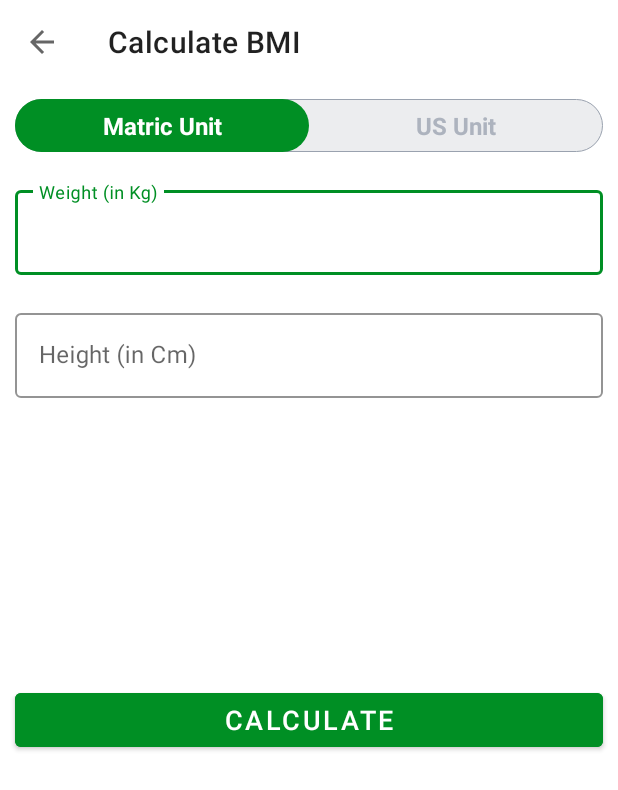
After one commit to MithuBitz/WorkoutMe, an Android app: the BMIActivity screen opened directly, with no data from a screen before it, on a phone screen of 412 x 824 dp. The commit adds this screen. Shown: the top 790 px of the screen. Run offline under Robolectric (Android 15) with nearby library versions, the light colour scheme and no system bars.

Commit message:
Radio Btn Implementation

```diff
--- a/app/src/main/AndroidManifest.xml
+++ b/app/src/main/AndroidManifest.xml
@@ -16,6 +16,9 @@
         android:supportsRtl="true"
         android:theme="@style/Theme.WorkoutMe">
         <activity
+            android:name=".BMIActivity"
+            android:exported="false" />
+        <activity
             android:name=".FinishActivity"
             android:exported="false" />
         <activity
--- /dev/null
+++ b/app/src/main/java/com/example/workoutme/BMIActivity.kt
@@ -0,0 +1,153 @@
+package com.example.workoutme
+
+import androidx.appcompat.app.AppCompatActivity
+import android.os.Bundle
+import android.view.View
+import android.widget.Toast
+import com.example.workoutme.databinding.ActivityBmiBinding
+import java.math.BigDecimal
+import java.math.RoundingMode
+
+class BMIActivity : AppCompatActivity() {
+
+    // TODO Create a companion object to hold two constant for the matricUnit view and us matricUnit view
+    companion object {
+        private const val MATRIC_UNIT_VIEW = "MATRIC_UNIT_VIEW"
+        private const val US_MATRIC_UNIT_VIEW = "US_MATRIC_UNIT_VIEW"
+    }
+
+    private var binding: ActivityBmiBinding? = null
+
+    //TODO Create a variable to check what unit is selected now
+    private var currentViewUnit: String = "MATRIC_UNIT_VIEW"
+
+    override fun onCreate(savedInstanceState: Bundle?) {
+        super.onCreate(savedInstanceState)
+
+
+
+        binding = ActivityBmiBinding.inflate(layoutInflater)
+        setContentView(binding?.root)
+
+        setSupportActionBar(binding?.bmiToolbar)
+        if (supportActionBar != null){
+            supportActionBar?.setDisplayHomeAsUpEnabled(true)
+            supportActionBar?.title = "Calculate BMI"
+        }
+
+        binding?.bmiToolbar?.setNavigationOnClickListener {
+            onBackPressed()
+        }
+
+        showMatricUnitView()
+        //TODO Set the onCheckedChangeListener for the radio buttons group
+        binding?.radioGroupBtn?.setOnCheckedChangeListener { _, checkedId: Int ->
+            if (checkedId == R.id.matricUnitRB){
+                showMatricUnitView()
+            } else {
+                showUsMatricUnit()
+            }
+        }
+
+        // Set onClickListenr for the Calculate Btn
+        binding?.btnCalculateUnits?.setOnClickListener {
+            //first check if validateMatricUnit is true or false
+            if (validateMetricUnits()) {
+                //If true then
+                //create a variable to hold the weight and height value which is comeing from the EditText
+                val weightValue: Float = binding?.matricUnitWeightET?.text.toString().toFloat()
+                val heightValue: Float = binding?.matricUnitHeightET?.text.toString().toFloat()/100
+
+                val bmi = weightValue / (heightValue * heightValue)
+                //else if its false then Show a Toast
+
+                displayBmiResult(bmi)
+            } else {
+                Toast.makeText(this, "Please input weight and height", Toast.LENGTH_LONG).show()
+            }
+        }
+    }
+
+    //TODO Create a function to show the EditText field only for matricSystem
+    private fun showMatricUnitView(){
+        currentViewUnit = MATRIC_UNIT_VIEW
+
+        binding?.matricUnitWgtTIL?.visibility = View.VISIBLE
+        binding?.matricUNitHeightTIL?.visibility = View.VISIBLE
+
+        binding?.usMatricUnitWgtTIL?.visibility = View.GONE
+        binding?.matricUsUnitFeetTIL?.visibility = View.GONE
+        binding?.tilMetricUsUnitHeightInch?.visibility =View.GONE
+
+        binding?.matricUnitWeightET?.text!!.clear()
+        binding?.matricUnitHeightET?.text!!.clear()
+
+        binding?.llDiplayBMIResult?.visibility = View.INVISIBLE
+    }
+
+    //TODO Create a function to show the EditText field only for US matric System
+
+    private fun showUsMatricUnit(){
+        currentViewUnit = US_MATRIC_UNIT_VIEW
+
+        binding?.matricUnitWgtTIL?.visibility = View.GONE
+        binding?.matricUNitHeightTIL?.visibility = View.GONE
+
+        binding?.usMatricUnitWgtTIL?.visibility = View.VISIBLE
+        binding?.matricUsUnitFeetTIL?.visibility = View.VISIBLE
+        binding?.tilMetricUsUnitHeightInch?.visibility =View.VISIBLE
+
+        binding?.usMatricUnitWghtET?.text!!.clear()
+        binding?.usMatricUnitFeetET?.text!!.clear()
+        binding?.etUsMetricUnitHeightInch?.text!!.clear()
+
+        binding?.llDiplayBMIResult?.visibility = View.INVISIBLE
+    }
+
+
+    private fun validateMetricUnits(): Boolean {
+        var isValid = true
+
+        if (binding?.matricUnitWeightET?.text.toString().isEmpty()){
+            isValid = false
+        } else if (binding?.matricUnitHeightET?.text.toString().isEmpty()){
+            isValid = false
+        }
+
+        return isValid
+    }
+
+    private fun displayBmiResult(bmi: Float){
+
+        var bmiLebel: String = ""
+        var bmiSummery: String = ""
+
+        if(bmi.compareTo(16f) <= 0){
+            bmiLebel = "Severely Underweight"
+            bmiSummery = "You must eat otherwise you will be invisible from world"
+
+        } else if (bmi.compareTo(16f) > 0  && bmi.compareTo(18f) <= 0){
+            bmiLebel = "Underweight"
+            bmiSummery = "You must eat good and healthy food more than today"
+
+        } else if (bmi.compareTo(18f) > 0  && bmi.compareTo(24f) <= 0){
+            bmiLebel = "Normal"
+            bmiSummery = "Waoo you looks very healthy and fit"
+
+        } else if (bmi.compareTo(24f) > 0  && bmi.compareTo(29f) <= 0){
+            bmiLebel = "Overweight"
+            bmiSummery = "Take care of your health and burn some fat"
+
+        } else if (bmi.compareTo(29f) > 0  && bmi.compareTo(34f) <= 0){
+            bmiLebel = "Moderately Obese"
+            bmiSummery = "Hey! Are you trying to explode yourself useing your fat"
+        }
+
+        val bmiValue = BigDecimal(bmi.toDouble()).setScale(2, RoundingMode.HALF_EVEN).toString()
+
+        binding?.llDiplayBMIResult?.visibility = View.VISIBLE
+        binding?.bmiValueTV?.text = bmiValue
+        binding?.bmiMsgTV?.text = bmiLebel
+        binding?.bmiSummeryTV?.text = bmiSummery
+    }
+}
--- a/app/src/main/java/com/example/workoutme/MainActivity.kt
+++ b/app/src/main/java/com/example/workoutme/MainActivity.kt
@@ -25,6 +25,11 @@ class MainActivity : AppCompatActivity() {
             startActivity(intent)
         }
 
+        binding?.BmiFL?.setOnClickListener {
+            val intent = Intent(this@MainActivity, BMIActivity::class.java)
+            startActivity(intent)
+        }
+
     }
 
     override fun onDestroy() {
--- /dev/null
+++ b/app/src/main/res/drawable/drawable_unit_tab_selector.xml
@@ -0,0 +1,11 @@
+<?xml version="1.0" encoding="utf-8"?>
+<selector xmlns:android="http://schemas.android.com/apk/res/android">
+    <item android:state_checked="true">
+        <shape
+            android:shape="rectangle">
+            <solid android:color="@color/colorAccent"/>
+            <corners android:radius="30dp"/>
+        </shape>
+    </item>
+
+</selector>
--- /dev/null
+++ b/app/src/main/res/drawable/radio_group_tab_bg.xml
@@ -0,0 +1,12 @@
+<?xml version="1.0" encoding="utf-8"?>
+<shape xmlns:android="http://schemas.android.com/apk/res/android"
+    android:shape="rectangle">
+
+    <solid android:color="#ECEDEF"/>
+
+    <stroke android:width="0.5dp"
+        android:color="#9AA2AF"/>
+
+    <corners android:radius="30dp"/>
+
+</shape>
--- /dev/null
+++ b/app/src/main/res/drawable/tab_text_color_selector.xml
@@ -0,0 +1,7 @@
+<?xml version="1.0" encoding="utf-8"?>
+<selector xmlns:android="http://schemas.android.com/apk/res/android">
+
+    <item android:color = "#FFFFFF" android:state_checked="true"/>
+    <item android:color = "#ADB3BE" android:state_checked="false"/>
+
+</selector>
--- /dev/null
+++ b/app/src/main/res/layout/activity_bmi.xml
@@ -0,0 +1,240 @@
+<?xml version="1.0" encoding="utf-8"?>
+<RelativeLayout
+    xmlns:android="http://schemas.android.com/apk/res/android"
+    xmlns:app="http://schemas.android.com/apk/res-auto"
+    xmlns:tools="http://schemas.android.com/tools"
+    android:layout_width="match_parent"
+    android:layout_height="match_parent"
+    tools:context=".BMIActivity">
+
+    <androidx.appcompat.widget.Toolbar
+        android:id="@+id/bmiToolbar"
+        android:layout_width="match_parent"
+        android:layout_height="?android:attr/actionBarSize"
+        android:background="@color/white"/>
+
+    <RadioGroup
+        android:id="@+id/radioGroupBtn"
+        android:layout_width="match_parent"
+        android:layout_height="wrap_content"
+        android:orientation="horizontal"
+        android:layout_margin="10dp"
+        android:background="@drawable/radio_group_tab_bg"
+        android:layout_below="@id/bmiToolbar">
+
+        <RadioButton
+            android:id="@+id/matricUnitRB"
+            android:layout_width="0dp"
+            android:layout_height="35dp"
+            android:text="Matric Unit"
+            android:layout_weight="0.50"
+            android:background="@drawable/drawable_unit_tab_selector"
+            android:button="@null"
+            android:checked="true"
+            android:gravity="center"
+            android:textColor="@drawable/tab_text_color_selector"
+            android:textSize="16sp"
+            android:textStyle="bold"/>
+
+        <RadioButton
+            android:id="@+id/usUnitRB"
+            android:layout_width="0dp"
+            android:layout_height="35dp"
+            android:text="US Unit"
+            android:layout_weight="0.50"
+            android:button="@null"
+            android:checked="false"
+            android:gravity="center"
+            android:textColor="@drawable/tab_text_color_selector"
+            android:background="@drawable/drawable_unit_tab_selector"
+            android:textStyle="bold"
+            android:textSize="16sp"/>
+    </RadioGroup>
+
+        <com.google.android.material.textfield.TextInputLayout
+            android:id="@+id/matricUnitWgtTIL"
+            android:layout_width="match_parent"
+            android:layout_height="wrap_content"
+            android:layout_margin="10dp"
+            app:boxStrokeColor="@color/colorAccent"
+            android:layout_below="@id/radioGroupBtn"
+            app:hintTextColor="@color/colorAccent"
+            style="@style/Widget.MaterialComponents.TextInputLayout.OutlinedBox">
+
+            <androidx.appcompat.widget.AppCompatEditText
+                android:id="@+id/matricUnitWeightET"
+                android:layout_width="match_parent"
+                android:layout_height="wrap_content"
+                android:hint="Weight (in Kg)"
+                android:textColorHint="@color/colorAccent"
+                android:inputType="numberDecimal"
+                android:textSize="16sp"/>
+
+        </com.google.android.material.textfield.TextInputLayout>
+
+        <com.google.android.material.textfield.TextInputLayout
+            android:id="@+id/matricUNitHeightTIL"
+            android:layout_width="match_parent"
+            android:layout_height="wrap_content"
+            android:layout_below="@id/matricUnitWgtTIL"
+            android:layout_margin="10dp"
+            app:boxStrokeColor="@color/colorAccent"
+            app:hintTextColor="@color/colorAccent"
+            style="@style/Widget.MaterialComponents.TextInputLayout.OutlinedBox">
+
+            <androidx.appcompat.widget.AppCompatEditText
+                android:id="@+id/matricUnitHeightET"
+                android:layout_width="match_parent"
+                android:layout_height="wrap_content"
+                android:hint="Height (in Cm)"
+                android:textColorHint="@color/colorAccent"
+                android:inputType="numberDecimal"
+                android:textSize="16sp"/>
+
+        </com.google.android.material.textfield.TextInputLayout>
+
+    <com.google.android.material.textfield.TextInputLayout
+        android:id="@+id/usMatricUnitWgtTIL"
+        android:layout_width="match_parent"
+        android:layout_height="wrap_content"
+        android:layout_margin="10dp"
+        app:boxStrokeColor="@color/colorAccent"
+        android:layout_below="@id/matricUNitHeightTIL"
+        app:hintTextColor="@color/colorAccent"
+        style="@style/Widget.MaterialComponents.TextInputLayout.OutlinedBox">
+
+        <androidx.appcompat.widget.AppCompatEditText
+            android:id="@+id/usMatricUnitWghtET"
+            android:layout_width="match_parent"
+            android:layout_height="wrap_content"
+            android:hint="Weight (in Pound)"
+            android:textColorHint="@color/colorAccent"
+            android:inputType="numberDecimal"
+            android:textSize="16sp"/>
+
+    </com.google.android.material.textfield.TextInputLayout>
+
+    <com.google.android.material.textfield.TextInputLayout
+        android:id="@+id/matricUsUnitFeetTIL"
+        android:layout_width="wrap_content"
+        android:layout_height="wrap_content"
+        android:layout_below="@id/usMatricUnitWgtTIL"
+        app:boxStrokeColor="@color/colorAccent"
+        app:hintTextColor="@color/colorAccent"
+        style="@style/Widget.MaterialComponents.TextInputLayout.OutlinedBox"
+        android:layout_marginTop="10dp"
+        android:visibility="gone"
+        tools:visibility="visible"
+        android:layout_margin="10dp"
+        android:layout_alignParentStart="true"
+        android:layout_toStartOf="@+id/view">
+
+        <androidx.appcompat.widget.AppCompatEditText
+            android:id="@+id/usMatricUnitFeetET"
+            android:layout_width="match_parent"
+            android:layout_height="wrap_content"
+            android:hint="Feet"
+            android:inputType="numberDecimal"
+            android:textSize="16sp"/>
+
+    </com.google.android.material.textfield.TextInputLayout>
+
+    <View
+        android:id="@+id/view"
+        android:layout_width="0dp"
+        android:layout_height="1dp"
+        android:layout_below="@+id/matricUsUnitFeetTIL"
+        android:layout_centerHorizontal="true" />
+
+    <com.google.android.material.textfield.TextInputLayout
+        android:layout_below="@id/usMatricUnitWgtTIL"
+        android:id="@+id/tilMetricUsUnitHeightInch"
+        app:boxStrokeColor="@color/colorAccent"
+        app:hintTextColor="@color/colorAccent"
+        android:layout_alignParentEnd="true"
+        android:layout_toEndOf="@id/view"
+        android:visibility="gone"
+        tools:visibility="visible"
+        style="@style/Widget.MaterialComponents.TextInputLayout.OutlinedBox"
+        android:layout_width="wrap_content"
+        android:layout_marginTop="10dp"
+        android:layout_margin="10dp"
+        android:layout_height="wrap_content">
+
+        <androidx.appcompat.widget.AppCompatEditText
+            android:id="@+id/etUsMetricUnitHeightInch"
+            android:layout_width="match_parent"
+            android:layout_height="wrap_content"
+            android:hint="Inch"
+            android:inputType="numberDecimal"
+            android:textSize="16sp" />
+    </com.google.android.material.textfield.TextInputLayout>
+
+
+    <LinearLayout
+        android:padding="10dp"
+        android:layout_below="@id/matricUsUnitFeetTIL"
+        android:id="@+id/llDiplayBMIResult"
+        android:layout_width="match_parent"
+        android:layout_height="wrap_content"
+        android:layout_marginTop="25dp"
+        android:orientation="vertical"
+        android:visibility="gone"
+        tools:visibility="visible">
+
+    <TextView
+        android:id="@+id/bmiTV"
+        android:layout_width="match_parent"
+        android:layout_height="wrap_content"
+        android:text="Your BMI"
+        android:gravity="center"
+        android:textSize="20sp"
+        android:textAllCaps="true"/>
+
+        <TextView
+            android:id="@+id/bmiValueTV"
+            android:layout_width="match_parent"
+            android:layout_height="wrap_content"
+            android:layout_marginTop="5dp"
+            android:gravity="center"
+            tools:text="25.21"
+            android:textSize="20sp"
+            android:textStyle="bold" />
+
+    <TextView
+        android:id="@+id/bmiMsgTV"
+        android:layout_width="match_parent"
+        android:layout_height="wrap_content"
+        tools:text="Over Weight"
+        android:gravity="center"
+        android:textSize="20sp"
+        android:layout_marginTop="5dp" />
+
+    <TextView
+        android:id="@+id/bmiSummeryTV"
+        android:layout_width="match_parent"
+        android:layout_height="wrap_content"
+        tools:text="OOps! you really need care "
+        android:gravity="center"
+        android:textSize="20sp"
+        android:layout_marginTop="5dp" />
+
+    </LinearLayout>
+
+    <Button
+        android:id="@+id/btnCalculateUnits"
+        android:layout_width="match_parent"
+        android:layout_height="wrap_content"
+        android:layout_below="@id/llDiplayBMIResult"
+        android:layout_gravity="bottom"
+        android:layout_marginStart="10dp"
+        android:layout_marginTop="10dp"
+        android:layout_marginEnd="10dp"
+        android:layout_marginBottom="10dp"
+        android:backgroundTint="@color/colorAccent"
+        android:text="CALCULATE"
+        android:textColor="#FFFFFF"
+        android:textSize="18sp" />
+
+
+</RelativeLayout>
--- a/app/src/main/res/values/strings.xml
+++ b/app/src/main/res/values/strings.xml
@@ -2,4 +2,5 @@
     <string name="app_name">WorkoutMe</string>
     <string name="image">image</string>
     <string name="nestExe">Your Upcomeing Exercise:</string>
+    <string name="dialog_msg">This will stop your workout. You are come this far, are you sure you want to quit?</string>
 </resources>
```
Also changed, not shown: app/src/main/java/com/example/workoutme/ExerciseActivity.kt (+33 -1 lines), app/src/main/res/layout/activity_main.xml (+32 -0 lines), app/src/main/res/layout/dialog_custom_back_confirmation.xml (added, +53 -0 lines).
